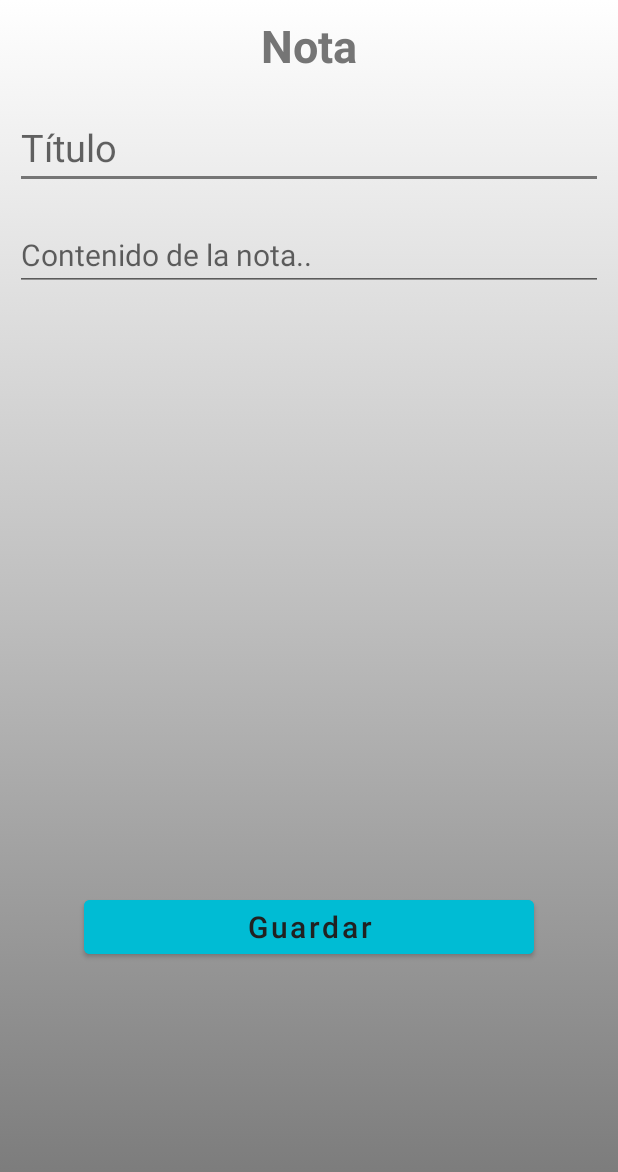
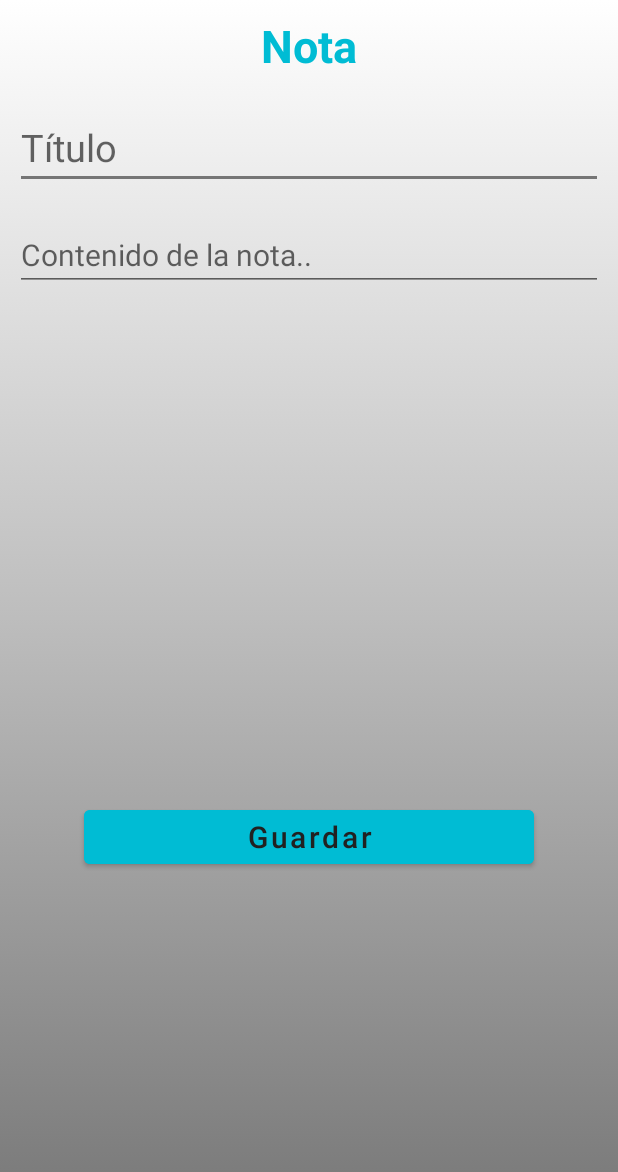
Before and after one commit to AnaCastilloMartinez/AppMisNotas, an Android app: the AgregarNotaActivity screen opened directly, with no data from a screen before it, on a phone screen of 412 x 824 dp. Shown: the top 1172 px of the screen. Run offline under Robolectric (Android 15) with nearby library versions, the phone set to English and light mode, and no system bars.

Commit message:
Ajuste de diseño.

```diff
--- a/app/src/main/res/layout/activity_agregar_nota.xml
+++ b/app/src/main/res/layout/activity_agregar_nota.xml
@@ -14,7 +14,7 @@
         android:textAlignment="center"
         android:textSize="30sp"
         android:layout_margin="10dp"
-        android:textColor="@color/secondaryText"
+        android:textColor="@color/colorPrimary"
         android:textStyle="bold"
         android:text="@string/nota"/>
 
@@ -41,7 +41,7 @@
         android:layout_gravity="center"
         android:backgroundTint="@color/colorPrimary"
         android:textSize="20sp"
-        android:layout_marginTop="390dp"
+        android:layout_marginTop="330dp"
         android:textAllCaps="false"
         android:textColor="@color/primaryText"
         android:text="@string/guardar"/>
--- a/app/src/main/res/layout/activity_main.xml
+++ b/app/src/main/res/layout/activity_main.xml
@@ -15,7 +15,7 @@
         android:textStyle="bold"
         android:layout_marginTop="10dp"
         android:textAlignment="center"
-        android:textColor="@color/secondaryText"/>
+        android:textColor="@color/colorPrimary"/>
 
     <RelativeLayout
         android:layout_width="match_parent"
```
